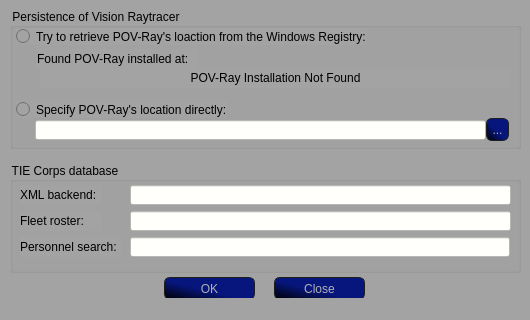
The window that data/uis/config.ui (SmTaUcM/TTT3) describes before a commit, drawn with Qt 5.
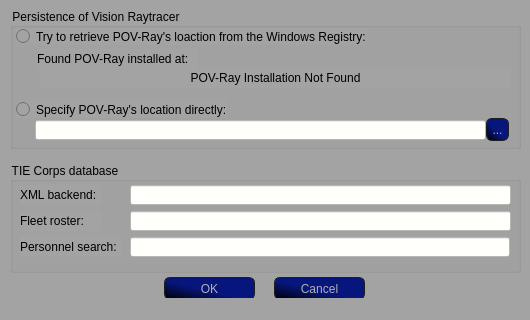
The same window after the commit. Icons and pictures are not drawn.

```diff
--- a/data/uis/config.ui
+++ b/data/uis/config.ui
@@ -131,7 +131,7 @@
 }</string>
     </property>
     <property name="text">
-     <string>Close</string>
+     <string>Cancel</string>
     </property>
    </widget>
    <widget class="QGroupBox" name="groupBox">
```
